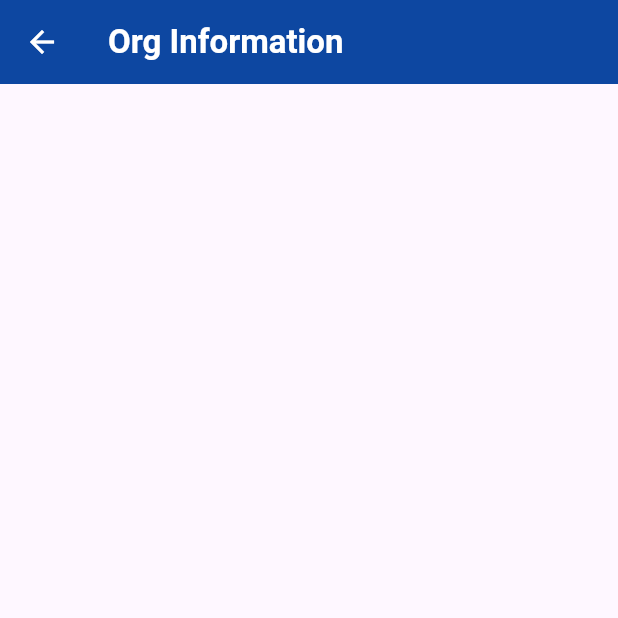
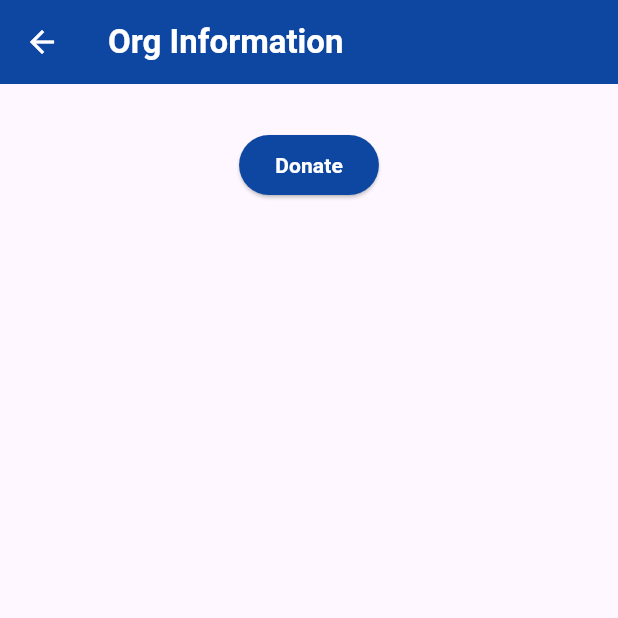
Before and after one commit to jvcerezo/cmsc23-project, a Flutter app: the OrgInfo screen opened directly, on a phone screen of 412 x 824 dp, the top half of it. Run offline on Flutter 3.47's test engine with Material 3 defaults, Android fonts, the phone set to English and light mode, and no system bars; our stand-ins replace cloud_firestore, firebase_auth, firebase_core; accounts and stored records are empty.

Commit message:
add:donate button

```diff
--- a/elbigayan/lib/pages/Donor/org_details_page.dart
+++ b/elbigayan/lib/pages/Donor/org_details_page.dart
@@ -1,3 +1,4 @@
+import 'package:elbigayan/pages/Donor/donation_page.dart';
 import 'package:flutter/material.dart';
 
 class OrgInfo extends StatefulWidget {
@@ -24,6 +25,33 @@ class _OrgInfoState extends State<OrgInfo> {
         backgroundColor: Colors.blue[900],
         iconTheme: const IconThemeData(color: Colors.white),
       ),
+      body:Container(
+        margin:const EdgeInsets.fromLTRB(30, 30, 30, 0),
+        child: SingleChildScrollView(
+          child:Column(
+            crossAxisAlignment: CrossAxisAlignment.start,
+            children: [
+              Center(
+                child:ElevatedButton(
+                  onPressed: (){
+                    Navigator.push(
+                      context,
+                      MaterialPageRoute(builder:(context)=> DonationPage()),
+                    );
+                  },
+                  style: ElevatedButton.styleFrom(
+                  backgroundColor: Colors.blue[900],
+                ),
+                child: Text(
+                  'Donate',
+                  style: TextStyle(color: Colors.white, fontWeight: FontWeight.bold),
+                  ),
+                ),
+              ),
+            ],
+          ),
+        ),
+      ),
     );
   }
 }
```
